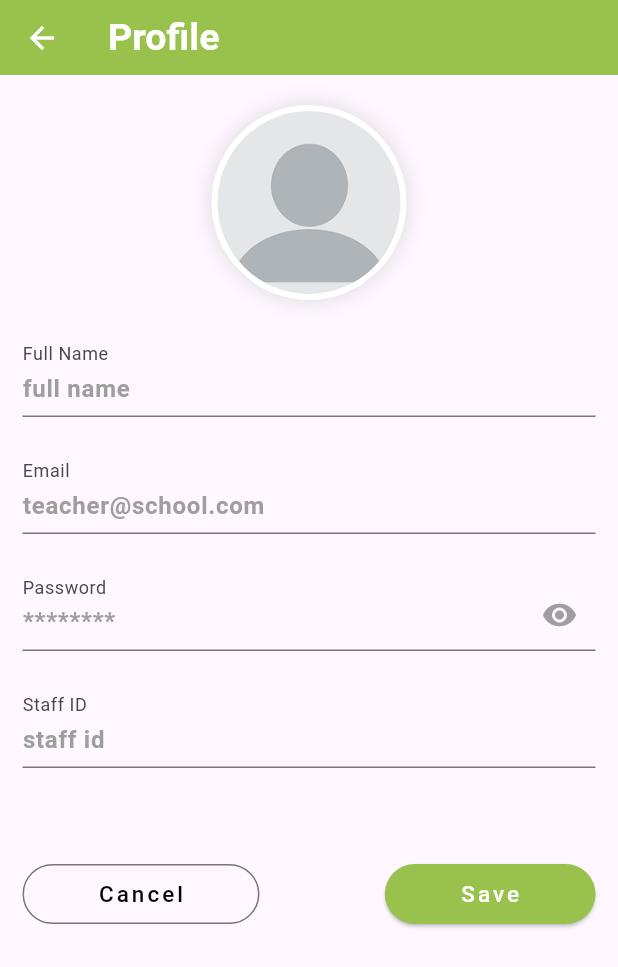
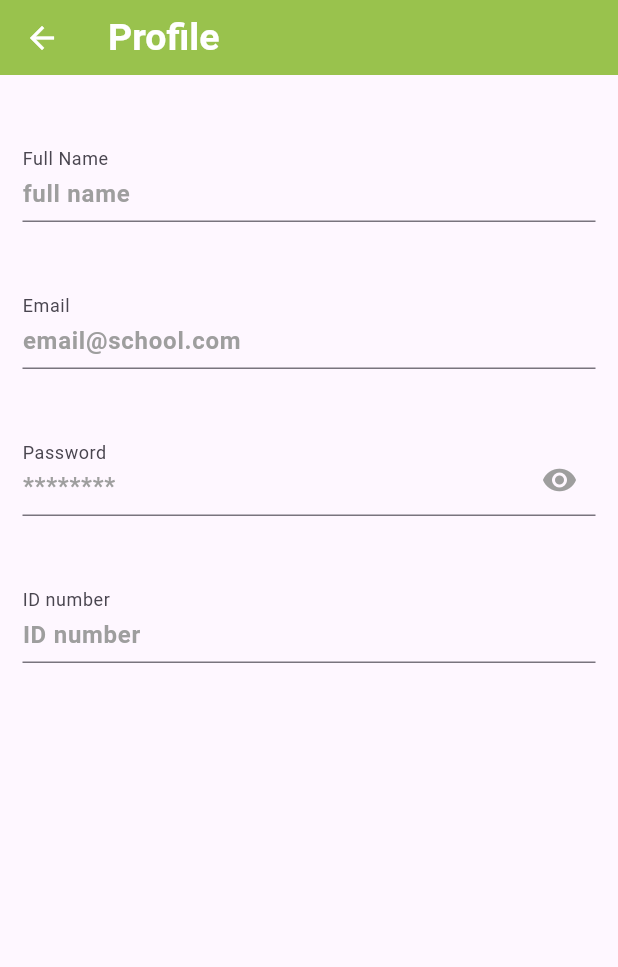
Before and after one commit to AngeliqueBalt/SPM_App, a Flutter app: the NavBar widget shown alone on an empty page, opened directly, after a tap on "Profile", on a phone screen of 412 x 824 dp. Shown: the top 967 px of the screen. Run offline on Flutter 3.47's test engine with Material 3 defaults, Android fonts, the phone set to English and light mode, and no system bars; our stand-ins replace go_router, smooth_page_indicator.

Commit message:
Refactored file layout and profile screens

```diff
--- a/lib/components/navbar.dart
+++ b/lib/components/navbar.dart
@@ -1,8 +1,8 @@
 import 'package:flutter/material.dart';
 import 'package:go_router/go_router.dart';
-import 'package:student_progress_monitor_app/Screens/Teacher/Teacher_Home_Screen.dart';
 import 'package:student_progress_monitor_app/screens/login_screen.dart';
-import 'package:student_progress_monitor_app/screens/teacher/teacher_profile_screen.dart';
+import 'package:student_progress_monitor_app/screens/home_screen.dart';
+import 'package:student_progress_monitor_app/screens/profile_screen.dart';
 
 class NavBar extends StatelessWidget {
   const NavBar({super.key});
@@ -17,13 +17,13 @@ class NavBar extends StatelessWidget {
         children: [
           const UserAccountsDrawerHeader(
             accountName: Text(
-              "Teacher Name",
+              "Name",
               style: TextStyle(
                 fontSize: 25,
               ),
             ),
             accountEmail: Text(
-              "teacher@email.com",
+              "email@school.com",
               style: TextStyle(fontSize: 15),
             ),
             decoration: BoxDecoration(
@@ -36,7 +36,7 @@ class NavBar extends StatelessWidget {
             onTap: () {
               Navigator.of(context).push(
                 MaterialPageRoute(
-                  builder: (context) => const TeacherHomeScreen(),
+                  builder: (context) => const HomeScreen(),
                 ),
               );
             },
@@ -47,7 +47,7 @@ class NavBar extends StatelessWidget {
             onTap: () {
               Navigator.of(context).push(
                 MaterialPageRoute(
-                  builder: (context) => const TeacherProfileScreen(),
+                  builder: (context) => const ProfileScreen(),
                 ),
               );
             },
--- a/lib/screens/login_screen.dart
+++ b/lib/screens/login_screen.dart
@@ -1,6 +1,6 @@
 import 'package:flutter/material.dart';
 import 'package:go_router/go_router.dart';
-import 'package:student_progress_monitor_app/Screens/Teacher/Teacher_Home_Screen.dart';
+import 'package:student_progress_monitor_app/Screens//home_screen.dart';
 
 class LogInScreen extends StatefulWidget {
   const LogInScreen({super.key});
--- /dev/null
+++ b/lib/screens/profile_screen.dart
@@ -0,0 +1,87 @@
+import 'package:flutter/material.dart';
+
+class ProfileScreen extends StatefulWidget {
+  const ProfileScreen({super.key});
+
+  @override
+  State<ProfileScreen> createState() => _ProfileScreenState();
+}
+
+class _ProfileScreenState extends State<ProfileScreen> {
+  bool isObscurePassword = true;
+
+  @override
+  Widget build(BuildContext context) {
+    return Scaffold(
+      appBar: AppBar(
+        iconTheme: const IconThemeData(color: Colors.white),
+        title: const Text(
+          "Profile",
+          style: TextStyle(
+              color: Colors.white, fontWeight: FontWeight.bold, fontSize: 25),
+        ),
+        backgroundColor: const Color(0xFF99C24D),
+        elevation: 0,
+        toolbarHeight: 50,
+      ),
+      body: SafeArea(
+        child: Container(
+          padding: const EdgeInsets.only(left: 15, top: 20, right: 15),
+          child: GestureDetector(
+            onTap: () {
+              FocusScope.of(context).unfocus();
+            },
+            child: ListView(
+              children: [
+                const SizedBox(height: 30),
+                // TODO: Would get the details from the database
+                buildTextField("Full Name", "full name", false),
+                const SizedBox(height: 20),
+                buildTextField("Email", "email@school.com", false),
+                const SizedBox(height: 20),
+                buildTextField("Password", "********", true),
+                const SizedBox(height: 20),
+                buildTextField("ID number", "ID number", false),
+              ],
+            ),
+          ),
+        ),
+      ),
+    );
+  }
+
+  Widget buildTextField(
+      String labelText, String placeholder, bool isPasswordTextField) {
+    return Padding(
+      padding: const EdgeInsets.only(bottom: 30),
+      child: TextField(
+        readOnly: true,
+        obscureText: isPasswordTextField ? isObscurePassword : false,
+        decoration: InputDecoration(
+          suffixIcon: isPasswordTextField
+              ? IconButton(
+                  onPressed: () {
+                    setState(() {
+                      isObscurePassword = !isObscurePassword;
+                    });
+                  },
+                  icon: const Icon(
+                    Icons.remove_red_eye,
+                    color: Colors.grey,
+                  ),
+                )
+              : null,
+          contentPadding: const EdgeInsets.only(bottom: 5),
+          labelText: labelText,
+          floatingLabelBehavior: FloatingLabelBehavior.always,
+          hintText: placeholder,
+          hintStyle: const TextStyle(
+            fontSize: 16,
+            fontWeight: FontWeight.bold,
+            color: Colors.grey,
+          ),
+        ),
+      ),
+    );
+  }
+}
--- a/lib/screens/teacher/teacher_profile_screen.dart
+++ /dev/null
@@ -1,148 +0,0 @@
-import 'package:flutter/material.dart';
-
-class TeacherProfileScreen extends StatefulWidget {
-  const TeacherProfileScreen({super.key});
-
-  @override
-  State<TeacherProfileScreen> createState() => _TeacherProfileScreenState();
-}
-
-class _TeacherProfileScreenState extends State<TeacherProfileScreen> {
-  bool isObscurePassword = true;
-
-  @override
-  Widget build(BuildContext context) {
-    return Scaffold(
-      appBar: AppBar(
-        iconTheme: const IconThemeData(color: Colors.white),
-        title: const Text(
-          "Profile",
-          style: TextStyle(
-              color: Colors.white, fontWeight: FontWeight.bold, fontSize: 25),
-        ),
-        backgroundColor: const Color(0xFF99C24D),
-        elevation: 0,
-        toolbarHeight: 50,
-      ),
-      body: SafeArea(
-        child: Container(
-          padding: const EdgeInsets.only(left: 15, top: 20, right: 15),
-          child: GestureDetector(
-            onTap: () {
-              FocusScope.of(context).unfocus();
-            },
-            child: ListView(
-              children: [
-                Center(
-                  child: Stack(
-                    children: [
-                      Container(
-                        width: 130,
-                        height: 130,
-                        decoration: BoxDecoration(
-                          border: Border.all(width: 4, color: Colors.white),
-                          boxShadow: [
-                            BoxShadow(
-                                spreadRadius: 2,
-                                blurRadius: 10,
-                                color: Colors.black.withOpacity(0.1)),
-                          ],
-                          shape: BoxShape.circle,
-                          image: const DecorationImage(
-                            fit: BoxFit.cover,
-                            image: AssetImage(
-                                "lib/assets/images/blankProfilePic.png.webp"),
-                          ),
-                        ),
-                      ),
-                    ],
-                  ),
-                ),
-                const SizedBox(height: 30),
-                // TODO: Would get the details from the database
-                buildTextField("Full Name", "full name", false),
-                buildTextField("Email", "teacher@school.com", false),
-                buildTextField("Password", "********", true),
-                buildTextField("Staff ID", "staff id", false),
-                const SizedBox(height: 30),
-                Row(
-                  mainAxisAlignment: MainAxisAlignment.spaceBetween,
-                  children: [
-                    OutlinedButton(
-                      // TODO: Would cancel/clear the changes
-                      onPressed: () {},
-                      style: OutlinedButton.styleFrom(
-                        padding: const EdgeInsets.symmetric(horizontal: 50),
-                        shape: RoundedRectangleBorder(
-                            borderRadius: BorderRadius.circular(20)),
-                      ),
-                      child: const Text(
-                        "Cancel",
-                        style: TextStyle(
-                            fontSize: 15,
-                            letterSpacing: 2,
-                            color: Colors.black),
-                      ),
-                    ),
-                    ElevatedButton(
-                      // TODO: Would update the details in the database
-                      onPressed: () {},
-                      style: ElevatedButton.styleFrom(
-                        backgroundColor: const Color(0xFF99C24D),
-                        padding: const EdgeInsets.symmetric(horizontal: 50),
-                        shape: RoundedRectangleBorder(
-                          borderRadius: BorderRadius.circular(20),
-                        ),
-                      ),
-                      child: const Text(
-                        "Save",
-                        style: TextStyle(
-                            fontSize: 15,
-                            letterSpacing: 2,
-                            color: Colors.white),
-                      ),
-                    ),
-                  ],
-                ),
-              ],
-            ),
-          ),
-        ),
-      ),
-    );
-  }
-
-  Widget buildTextField(
-      String labelText, String placeholder, bool isPasswordTextField) {
-    return Padding(
-      padding: const EdgeInsets.only(bottom: 30),
-      child: TextField(
-        obscureText: isPasswordTextField ? isObscurePassword : false,
-        decoration: InputDecoration(
-          suffixIcon: isPasswordTextField
-              ? IconButton(
-                  onPressed: () {
-                    setState(() {
-                      isObscurePassword = !isObscurePassword;
-                    });
-                  },
-                  icon: const Icon(
-                    Icons.remove_red_eye,
-                    color: Colors.grey,
-                  ),
-                )
-              : null,
-          contentPadding: const EdgeInsets.only(bottom: 5),
-          labelText: labelText,
-          floatingLabelBehavior: FloatingLabelBehavior.always,
-          hintText: placeholder,
-          hintStyle: const TextStyle(
-            fontSize: 16,
-            fontWeight: FontWeight.bold,
-            color: Colors.grey,
-          ),
-        ),
-      ),
-    );
-  }
-}
```
Also changed, not shown: lib/routes.dart (+4 -4 lines), lib/screens/class_screen.dart (renamed from lib/screens/teacher/teacher_class_screen.dart, +6 -6 lines), lib/screens/home_screen.dart (renamed from lib/screens/teacher/teacher_home_screen.dart, +5 -5 lines), lib/screens/teacher/manage_quiz_screen.dart (renamed from lib/screens/teacher/teacher_quiz_screen.dart, +4 -4 lines), lib/screens/teacher/new_quiz_screen.dart (renamed from lib/screens/teacher/teacher_add_new_quiz_screen.dart, +5 -5 lines), lib/screens/teacher/students_list_screen.dart (renamed from lib/screens/teacher/teacher_students_list_screen.dart, +38 -8 lines), lib/assets/images/blankProfilePic.png.webp (deleted), lib/screens/student/quiz/data/questions.dart (added), lib/screens/student/quiz/model/question_model.dart (added), lib/screens/student/quiz/quiz_screen.dart (added), lib/screens/student/quiz/result_screen.dart (added).
